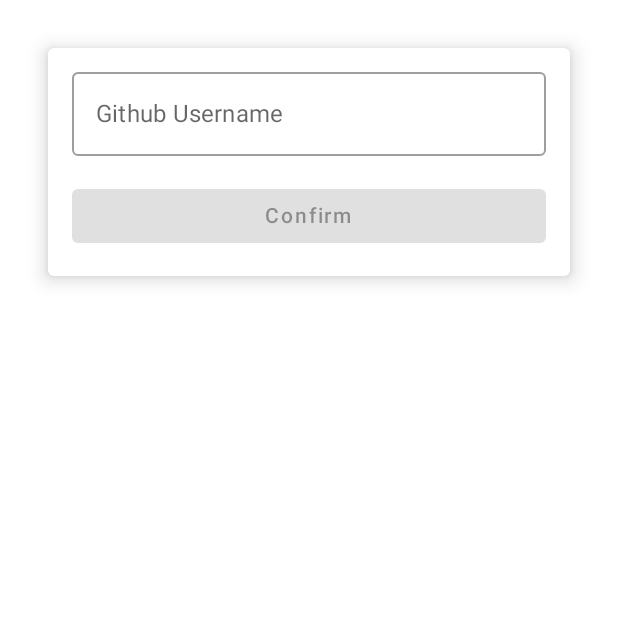
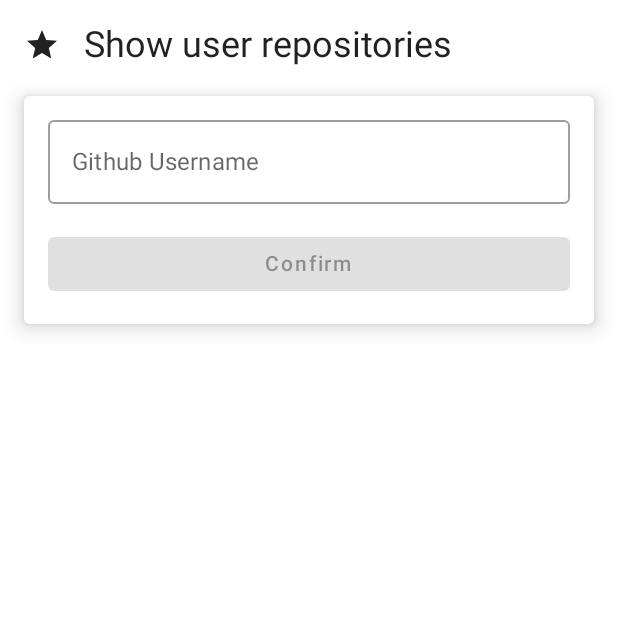
Before and after one commit to mcatta/compose-robot-pattern-sample, an Android app built with Jetpack Compose: the screen it shows after launch (MainActivity), on a phone screen of 412 x 824 dp, the top half of it. Run offline under Robolectric (Android 15) with nearby library versions, the phone set to English and light mode, and no system bars; our stand-ins replace Dagger/Hilt's generated code.

Commit message:
feat: UI improved

```diff
--- a/app/src/main/java/dev/marcocattaneo/robotpatternsample/presentation/common/BaseViewModel.kt
+++ b/app/src/main/java/dev/marcocattaneo/robotpatternsample/presentation/common/BaseViewModel.kt
@@ -1,5 +1,6 @@
 package dev.marcocattaneo.robotpatternsample.presentation.common
 
+import androidx.compose.runtime.Composable
 import androidx.lifecycle.ViewModel
 import androidx.lifecycle.viewModelScope
 import androidx.navigation.NavHostController
@@ -33,4 +34,7 @@ abstract class BaseViewModel : ViewModel() {
         }
     }
 
+    @Composable
+    abstract fun getSectionHeaderTitle(): String
+
 }
--- a/app/src/main/java/dev/marcocattaneo/robotpatternsample/presentation/common/ScreenContainer.kt
+++ b/app/src/main/java/dev/marcocattaneo/robotpatternsample/presentation/common/ScreenContainer.kt
@@ -8,7 +8,10 @@ import androidx.compose.material.Text
 import androidx.compose.runtime.Composable
 import androidx.compose.runtime.collectAsState
 import androidx.compose.runtime.getValue
+import androidx.compose.ui.Alignment
 import androidx.compose.ui.Modifier
+import androidx.compose.ui.unit.dp
+import dev.marcocattaneo.robotpatternsample.ui.ds.Header
 import dev.marcocattaneo.robotpatternsample.ui.theme.Dimen
 
 @OptIn(ExperimentalMaterialApi::class)
@@ -20,13 +23,17 @@ fun ScreenContainer(
     val uiErrorState by baseViewModel.uiErrorState.collectAsState()
 
     Box {
+        Header(
+            modifier = Modifier.align(Alignment.TopStart),
+            title = baseViewModel.getSectionHeaderTitle()
+        )
         uiErrorState?.let {
             Card(
                 elevation = Dimen.DefaultElevation,
                 modifier = Modifier
                     .fillMaxWidth()
                     .padding(Dimen.Large),
-                backgroundColor = MaterialTheme.colors.primary,
+                backgroundColor = MaterialTheme.colors.error,
                 onClick = {
                     baseViewModel.dismissError()
                 }
@@ -34,13 +41,19 @@ fun ScreenContainer(
                 Text(
                     modifier = Modifier.padding(Dimen.Normal),
                     text = it.format(),
-                    color = MaterialTheme.colors.background
+                    color = MaterialTheme.colors.onError
                 )
             }
         }
         Column(
             content = content,
-            modifier = Modifier.padding(Dimen.Large)
+            modifier = Modifier
+                .padding(
+                    top = 64.dp,    // Workaround, the best practice should be to use ConstraintLayout
+                    start = Dimen.Large,
+                    end = Dimen.Large,
+                    bottom = Dimen.Large
+                )
         )
     }
 }
--- a/app/src/main/java/dev/marcocattaneo/robotpatternsample/presentation/detail/RepoDetailViewModel.kt
+++ b/app/src/main/java/dev/marcocattaneo/robotpatternsample/presentation/detail/RepoDetailViewModel.kt
@@ -1,5 +1,6 @@
 package dev.marcocattaneo.robotpatternsample.presentation.detail
 
+import androidx.compose.runtime.Composable
 import dagger.hilt.android.lifecycle.HiltViewModel
 import dev.marcocattaneo.robotpatternsample.presentation.common.StateViewModel
 import dev.marcocattaneo.robotpatternsample.presentation.state.VMState
@@ -10,4 +11,7 @@ class RepoDetailViewModel @Inject constructor(
 
 ) : StateViewModel<VMState>(
     initialState = null
-)
+) {
+    @Composable
+    override fun getSectionHeaderTitle() = ""
+}
--- a/app/src/main/java/dev/marcocattaneo/robotpatternsample/presentation/list/RepoListViewModel.kt
+++ b/app/src/main/java/dev/marcocattaneo/robotpatternsample/presentation/list/RepoListViewModel.kt
@@ -1,5 +1,7 @@
 package dev.marcocattaneo.robotpatternsample.presentation.list
 
+import androidx.compose.runtime.Composable
+import androidx.compose.ui.res.stringResource
 import androidx.lifecycle.viewModelScope
 import dagger.hilt.android.lifecycle.HiltViewModel
 import dev.marcocattaneo.robotpatternsample.R
@@ -34,4 +36,7 @@ class RepoListViewModel @Inject constructor(
         }
     }
 
+    @Composable
+    override fun getSectionHeaderTitle() = stringResource(id = R.string.list_header)
+
 }
--- a/app/src/main/java/dev/marcocattaneo/robotpatternsample/presentation/welcome/WelcomeScreen.kt
+++ b/app/src/main/java/dev/marcocattaneo/robotpatternsample/presentation/welcome/WelcomeScreen.kt
@@ -18,9 +18,8 @@ import dev.marcocattaneo.robotpatternsample.ui.theme.Dimen
 fun WelcomeScreen(welcomeViewModel: WelcomeViewModel) {
     val uiState by welcomeViewModel.uiState.collectAsState()
 
-    Card(modifier = Modifier
-        .fillMaxWidth()
-        .padding(16.dp),
+    Card(
+        modifier = Modifier.fillMaxWidth(),
         elevation = Dimen.DefaultElevation
     ) {
         Column(
--- a/app/src/main/java/dev/marcocattaneo/robotpatternsample/presentation/welcome/WelcomeViewModel.kt
+++ b/app/src/main/java/dev/marcocattaneo/robotpatternsample/presentation/welcome/WelcomeViewModel.kt
@@ -1,7 +1,10 @@
 package dev.marcocattaneo.robotpatternsample.presentation.welcome
 
+import androidx.compose.runtime.Composable
+import androidx.compose.ui.res.stringResource
 import androidx.lifecycle.viewModelScope
 import dagger.hilt.android.lifecycle.HiltViewModel
+import dev.marcocattaneo.robotpatternsample.R
 import dev.marcocattaneo.robotpatternsample.presentation.common.StateViewModel
 import dev.marcocattaneo.robotpatternsample.presentation.Route
 import kotlinx.coroutines.launch
@@ -24,4 +27,7 @@ class WelcomeViewModel @Inject constructor() : StateViewModel<WelcomeState>(
 
     fun confirm() = navigateTo(Route.RepoList(uiState.value!!.username))
 
+    @Composable
+    override fun getSectionHeaderTitle() = stringResource(id = R.string.welcome_header)
+
 }
--- /dev/null
+++ b/app/src/main/java/dev/marcocattaneo/robotpatternsample/ui/ds/Header.kt
@@ -0,0 +1,43 @@
+package dev.marcocattaneo.robotpatternsample.ui.ds
+
+import androidx.compose.foundation.layout.Row
+import androidx.compose.foundation.layout.padding
+import androidx.compose.material.Icon
+import androidx.compose.material.MaterialTheme
+import androidx.compose.material.Text
+import androidx.compose.material.icons.Icons
+import androidx.compose.material.icons.filled.Star
+import androidx.compose.runtime.Composable
+import androidx.compose.ui.Alignment
+import androidx.compose.ui.Modifier
+import androidx.compose.ui.tooling.preview.Preview
+import dev.marcocattaneo.robotpatternsample.ui.theme.Dimen
+
+@Composable
+fun Header(
+    title: String,
+    modifier: Modifier = Modifier
+) {
+    Row(
+        modifier = Modifier
+            .padding(Dimen.Large)
+            .then(modifier),
+        verticalAlignment = Alignment.CenterVertically
+    ) {
+        Icon(
+            imageVector = Icons.Default.Star,
+            contentDescription = title,
+            modifier = Modifier.padding(end = Dimen.Large)
+        )
+        Text(
+            text = title,
+            style = MaterialTheme.typography.h5
+        )
+    }
+}
+
+@Composable
+@Preview
+fun HeaderPreview() {
+    Header(title = "Sample title")
+}
--- a/app/src/main/res/values/strings.xml
+++ b/app/src/main/res/values/strings.xml
@@ -3,4 +3,6 @@
     <string name="welcome_username_hint">Github Username</string>
     <string name="welcome_confirm_button">Confirm</string>
     <string name="errors_api_failure">API Failure</string>
+    <string name="welcome_header">Show user repositories</string>
+    <string name="list_header">Repository list</string>
 </resources>
```
